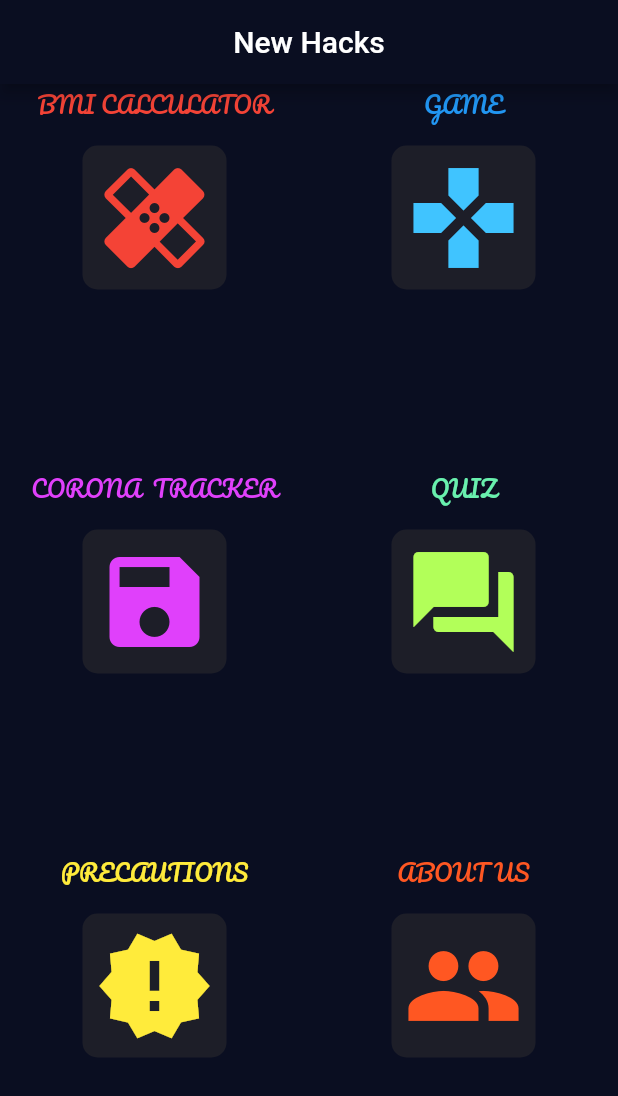
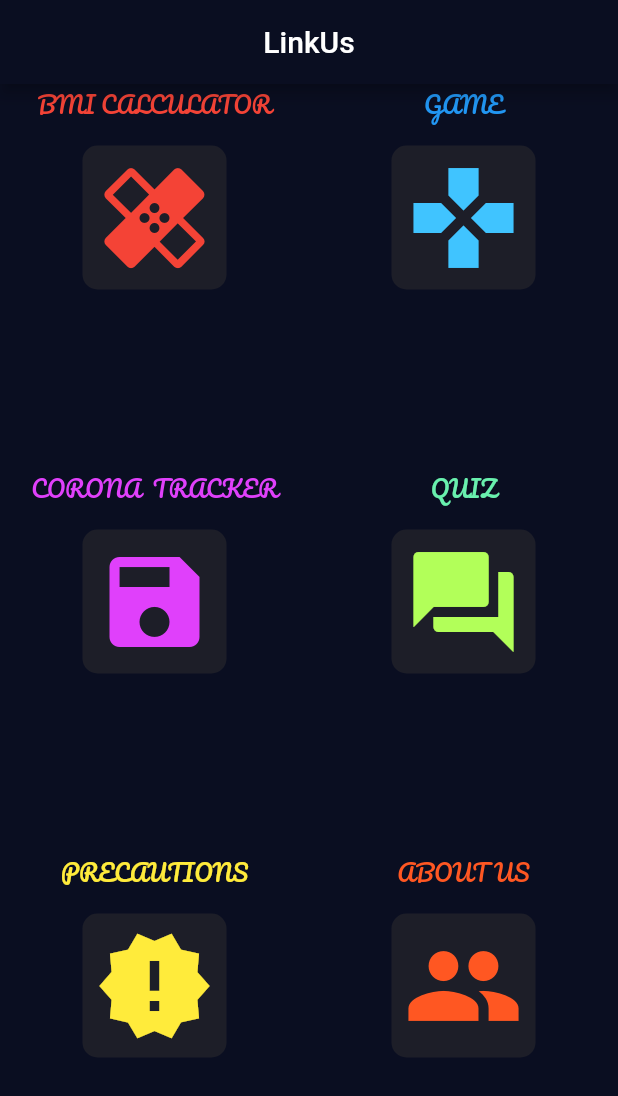
Before and after one commit to simransrivastava01/NewHack, a Flutter app: the screen it shows after launch, on a phone screen of 412 x 824 dp. Shown: the top 1096 px of the screen. Run offline on Flutter 3.47's test engine with Material 2 defaults, Android fonts, the phone set to English and light mode, and no system bars; our stand-ins replace flutter_spinkit, font_awesome_flutter, rflutter_alert.

Commit message:
Update input_page.dart

```diff
--- a/lib/mainPage/input_page.dart
+++ b/lib/mainPage/input_page.dart
@@ -27,7 +27,7 @@ class _InputPageState extends State<InputPage> {
   Widget build(BuildContext context) {
     return Scaffold(
       appBar: AppBar(
-        title: Text('New Hacks'),
+        title: Text('LinkUs'),
         centerTitle: true,
       ),
       // backgroundColor: Colors.red,
```
